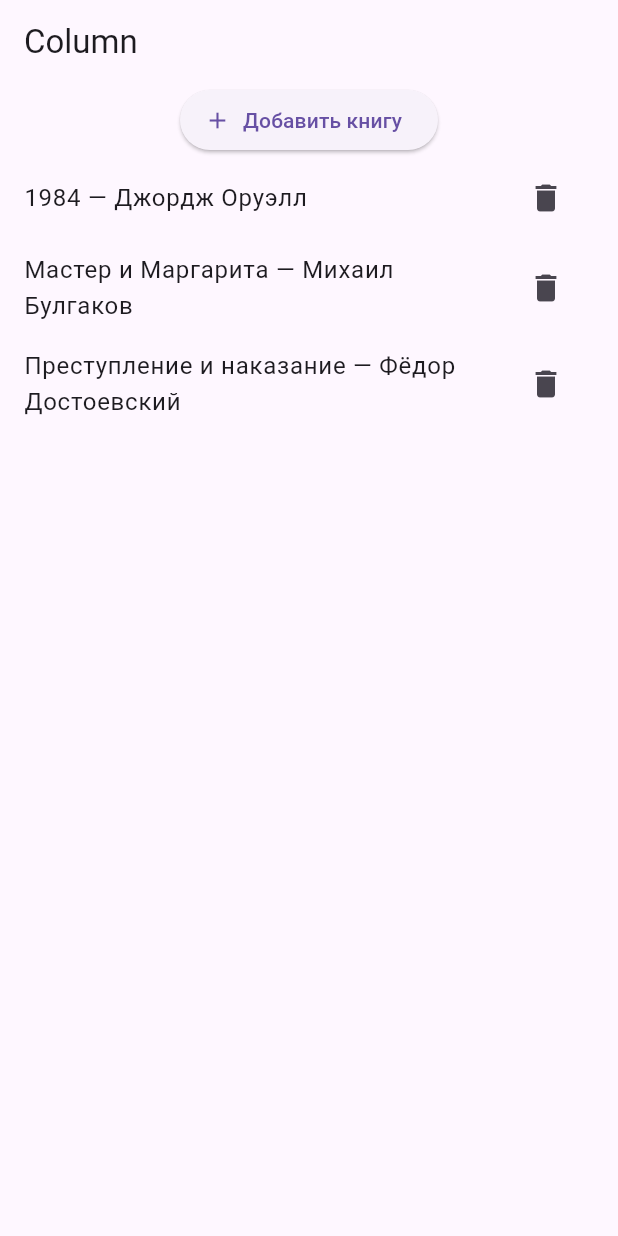
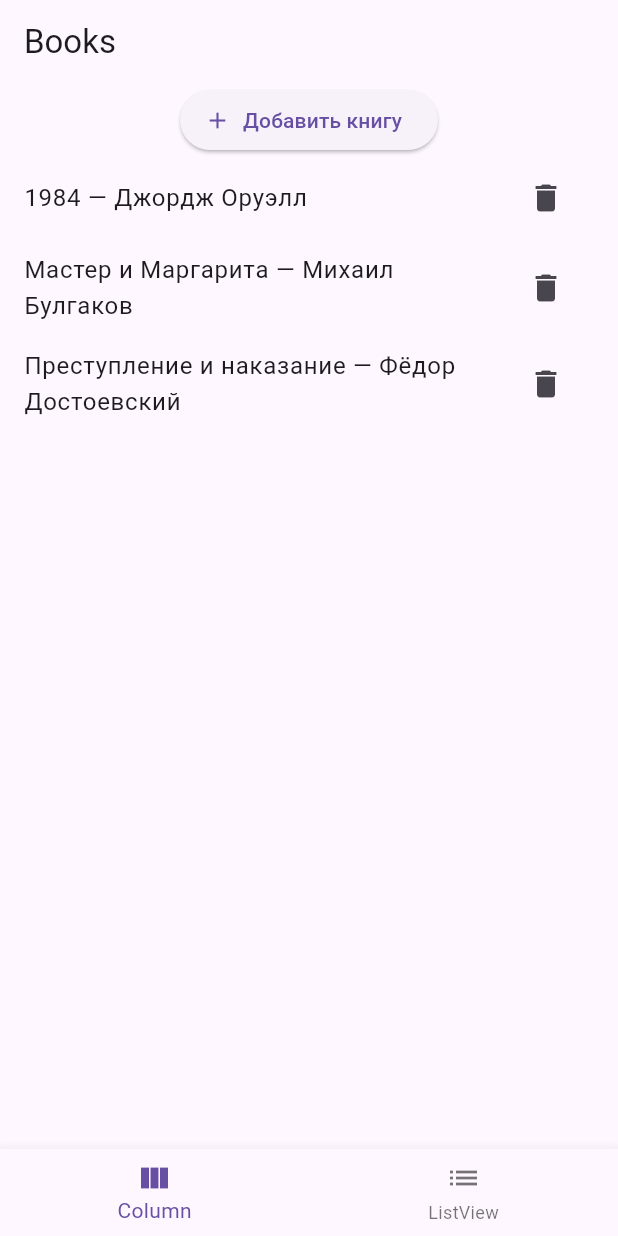
Before and after one commit to witelokk-study/flutter-pr4, a Flutter app: the screen it shows after launch, on a phone screen of 412 x 824 dp. Run offline on Flutter 3.47's test engine with Material 3 defaults, Android fonts, the phone set to English and light mode, and no system bars.

```diff
--- a/lib/main.dart
+++ b/lib/main.dart
@@ -12,6 +12,8 @@ class BookApp extends StatefulWidget {
 }
 
 class _BookAppState extends State<BookApp> {
+  int _currentIndex = 0;
+
   final List<String> _books = [
     "1984 — Джордж Оруэлл",
     "Мастер и Маргарита — Михаил Булгаков",
@@ -32,13 +34,28 @@ class _BookAppState extends State<BookApp> {
 
   @override
   Widget build(BuildContext context) {
+    final screens = [
+      ColumnScreen(books: _books, onAdd: _addBook, onRemove: _removeBook),
+      ListViewScreen(books: _books, onAdd: _addBook, onRemove: _removeBook),
+    ];
+
     return MaterialApp(
       home: Scaffold(
-        appBar: AppBar(title: const Text('Column')),
-        body: ColumnScreen(
-          books: _books,
-          onAdd: _addBook,
-          onRemove: _removeBook,
+        appBar: AppBar(title: const Text('Books')),
+        body: screens[_currentIndex],
+        bottomNavigationBar: BottomNavigationBar(
+          currentIndex: _currentIndex,
+          onTap: (i) => setState(() => _currentIndex = i),
+          items: const [
+            BottomNavigationBarItem(
+              icon: Icon(Icons.view_column),
+              label: 'Column',
+            ),
+            BottomNavigationBarItem(
+              icon: Icon(Icons.list),
+              label: 'ListView',
+            ),
+          ],
         ),
       ),
     );
@@ -87,3 +104,23 @@ class ColumnScreen extends StatelessWidget {
     );
   }
 }
+
+class ListViewScreen extends StatelessWidget {
+  final List<String> books;
+  final VoidCallback onAdd;
+  final Function(int) onRemove;
+
+  const ListViewScreen({
+    super.key,
+    required this.books,
+    required this.onAdd,
+    required this.onRemove,
+  });
+
+  @override
+  Widget build(BuildContext context) {
+    return Column(
+
+    );
+  }
+}
```
